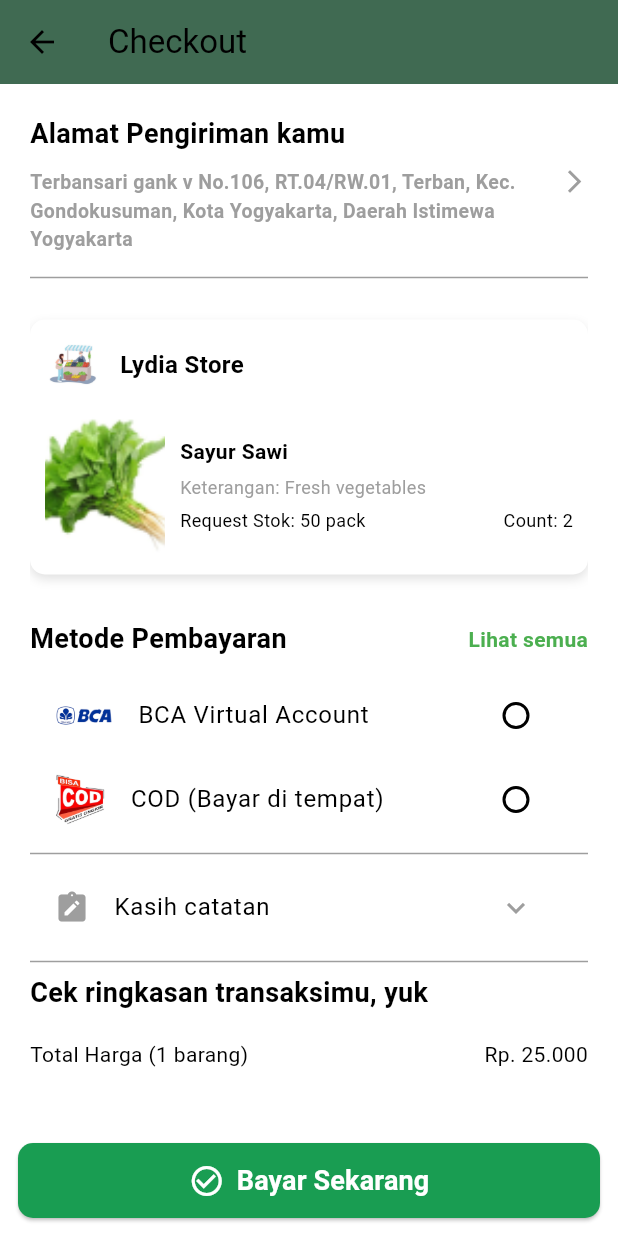
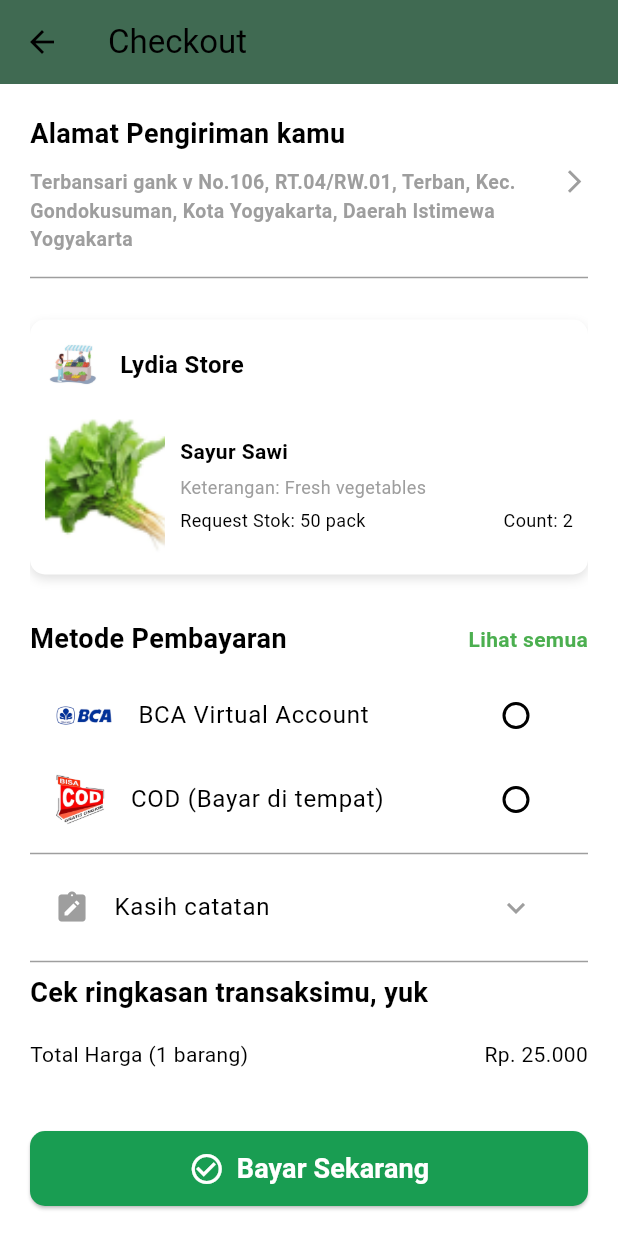
Before and after one commit to firdausmuh/agrolink_app, a Flutter app: the CheckoutScreen screen opened directly, on a phone screen of 412 x 824 dp. Run offline on Flutter 3.47's test engine with Material 3 defaults, Android fonts, the phone set to English and light mode, and no system bars; our stand-ins replace shared_preferences; missing offline and left inert: dart:ffi; accounts and stored records are empty.

```diff
--- a/lib/screens/keranjang/checkout_screen.dart
+++ b/lib/screens/keranjang/checkout_screen.dart
@@ -350,10 +350,9 @@ class _CheckoutScreenState extends State<CheckoutScreen> {
                   },
                 ),
               ),
-
               if (showNoteField)
                 const Padding(
-                  padding: EdgeInsets.only(left: 16.0, right: 16.0, top: 10),
+                  padding: EdgeInsets.only(left: 16.0, right: 16.0, top: 0.0),
                   child: TextField(
                     decoration: InputDecoration(
                       border: OutlineInputBorder(),
@@ -385,7 +384,7 @@ class _CheckoutScreenState extends State<CheckoutScreen> {
         ),
       ),
       bottomNavigationBar: Padding(
-        padding: const EdgeInsets.all(12.0),
+        padding: const EdgeInsets.all(20.0),
         child: ElevatedButton(
           style: ElevatedButton.styleFrom(
             backgroundColor: const Color(0xFF199D52),
--- a/pubspec.yaml
+++ b/pubspec.yaml
@@ -30,6 +30,7 @@ environment:
 dependencies:
   flutter:
     sdk: flutter
+
 
 
   # The following adds the Cupertino Icons font to your application.
```
